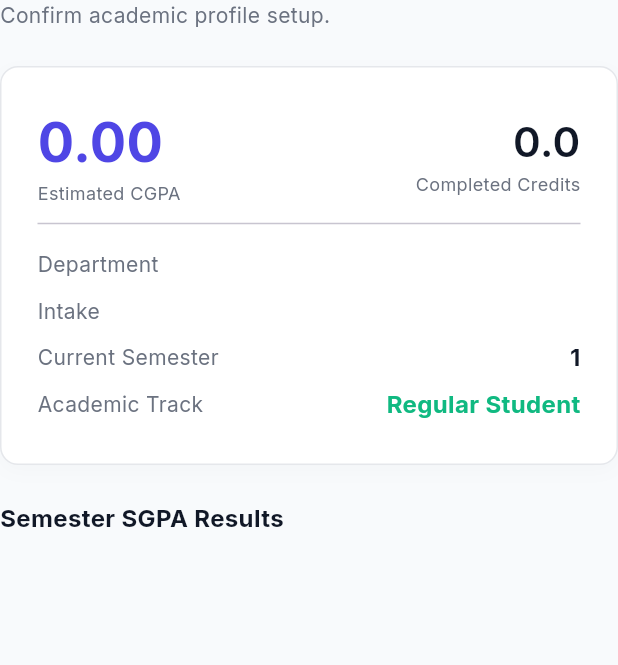
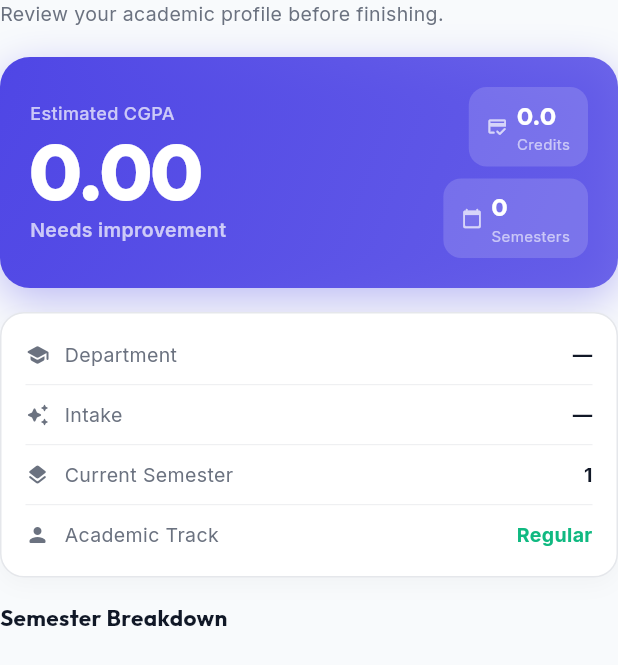
Before and after one commit to jaherunhasanrimon/diu_cgpa_tracker, a Flutter app: the ReviewStep widget shown alone on an empty page, opened directly, on a phone screen of 412 x 824 dp. Shown: the top 665 px of the screen. Run offline on Flutter 3.47's test engine with Material 3 defaults, Android fonts, the phone set to English and light mode, and no system bars; drawn by our look-alikes of flutter_animate; our stand-ins replace equatable, firebase_auth, firebase_core, flutter_riverpod, go_router, google_fonts and 2 more; accounts and stored records are empty.

Commit message:
feat: redesign review step UI with modern gradients, animations, and typography

```diff
--- a/lib/features/auth/presentation/registration/widgets/review_step.dart
+++ b/lib/features/auth/presentation/registration/widgets/review_step.dart
@@ -1,9 +1,10 @@
 import 'package:flutter/material.dart';
+import 'package:flutter_animate/flutter_animate.dart';
 import 'package:flutter_riverpod/flutter_riverpod.dart';
+import 'package:google_fonts/google_fonts.dart';
 
 import '../../../../../core/theme/app_colors.dart';
 import '../../../../../core/theme/app_spacing.dart';
-import '../../../../../core/theme/app_text_styles.dart';
 import '../../../../academic_exception/domain/exception_engine.dart';
 import '../../../../cgpa/domain/cgpa_engine.dart';
 import '../../../providers/registration_provider.dart';
@@ -15,7 +16,7 @@ class ReviewStep extends ConsumerWidget {
   Widget build(BuildContext context, WidgetRef ref) {
     final data = ref.watch(registrationProvider);
 
-    // Calculate adjusted results for correct review metrics
+    // Calculate adjusted results for accurate preview metrics
     final adjustedResults = ExceptionEngine().adjust(
       semesters: data.results,
       exceptions: data.exceptions,
@@ -26,7 +27,6 @@ class ReviewStep extends ConsumerWidget {
       0.0,
       (total, result) => total + result.credit,
     );
-
     final pendingCount = data.exceptions.where((e) => !e.completed).length;
     final completedCount = data.exceptions.where((e) => e.completed).length;
 
@@ -35,184 +35,290 @@ class ReviewStep extends ConsumerWidget {
         crossAxisAlignment: CrossAxisAlignment.start,
         children: [
           Text(
-            'Confirm academic profile setup.',
-            style: AppTextStyles.bodyMedium,
+            'Review your academic profile before finishing.',
+            style: GoogleFonts.inter(
+              fontSize: 13,
+              color: AppColors.textSecondary,
+              height: 1.5,
             ),
-          const SizedBox(height: AppSpacing.lg),
+          ),
 
-          // Overview Card
+          const SizedBox(height: 18),
+
+          // ── CGPA Hero Card ──────────────────────────────────────────────
           Container(
             width: double.infinity,
-            padding: const EdgeInsets.all(AppSpacing.lg),
+            padding: const EdgeInsets.all(20),
             decoration: BoxDecoration(
-              color: Colors.white,
-              borderRadius: BorderRadius.circular(12),
-              border: Border.all(color: AppColors.border),
+              gradient: LinearGradient(
+                colors: [
+                  AppColors.primary,
+                  AppColors.primary.withValues(alpha: 0.80),
+                ],
+                begin: Alignment.topLeft,
+                end: Alignment.bottomRight,
+              ),
+              borderRadius: BorderRadius.circular(20),
               boxShadow: [
                 BoxShadow(
-                  color: Colors.black.withValues(alpha: 0.02),
-                  blurRadius: 10,
-                  offset: const Offset(0, 4),
+                  color: AppColors.primary.withValues(alpha: 0.35),
+                  blurRadius: 24,
+                  offset: const Offset(0, 8),
                 ),
               ],
             ),
+            child: Row(
+              children: [
+                Expanded(
                   child: Column(
                     crossAxisAlignment: CrossAxisAlignment.start,
                     children: [
-                Row(
-                  mainAxisAlignment: MainAxisAlignment.spaceBetween,
-                  children: [
-                    Column(
-                      crossAxisAlignment: CrossAxisAlignment.start,
-                      children: [
+                      Text(
+                        'Estimated CGPA',
+                        style: GoogleFonts.inter(
+                          fontSize: 12,
+                          color: Colors.white70,
+                          fontWeight: FontWeight.w500,
+                        ),
+                      ),
+                      const SizedBox(height: 4),
                       Text(
                         cgpa.toStringAsFixed(2),
-                          style: AppTextStyles.headingMedium.copyWith(
-                            fontSize: 36,
-                            color: AppColors.primary,
-                            fontWeight: FontWeight.bold,
+                        style: GoogleFonts.outfit(
+                          fontSize: 52,
+                          fontWeight: FontWeight.w800,
+                          color: Colors.white,
+                          height: 1,
+                          letterSpacing: -1,
                         ),
                       ),
+                      const SizedBox(height: 4),
                       Text(
-                          'Estimated CGPA',
-                          style: AppTextStyles.bodyMedium.copyWith(fontSize: 12),
+                        _cgpaLabel(cgpa),
+                        style: GoogleFonts.inter(
+                          fontSize: 13,
+                          color: Colors.white70,
+                          fontWeight: FontWeight.w600,
+                        ),
                       ),
                     ],
+                  ),
                 ),
                 Column(
                   crossAxisAlignment: CrossAxisAlignment.end,
                   children: [
-                        Text(
-                          completedCredits.toStringAsFixed(1),
-                          style: AppTextStyles.headingMedium.copyWith(
-                            fontSize: 28,
-                            color: AppColors.textPrimary,
+                    _StatPill(
+                      label: 'Credits',
+                      value: completedCredits.toStringAsFixed(1),
+                      icon: Icons.credit_score_rounded,
                     ),
-                        ),
-                        Text(
-                          'Completed Credits',
-                          style: AppTextStyles.bodyMedium.copyWith(fontSize: 12),
+                    const SizedBox(height: 8),
+                    _StatPill(
+                      label: 'Semesters',
+                      value: '${data.completedSemester}',
+                      icon: Icons.calendar_today_rounded,
                     ),
                   ],
                 ),
               ],
             ),
-                const Divider(height: AppSpacing.lg),
-                _InfoRow(label: 'Department', value: data.department),
-                _InfoRow(label: 'Intake', value: data.admissionTerm),
-                _InfoRow(label: 'Current Semester', value: '${data.completedSemester + 1}'),
+          ).animate().fadeIn(duration: 400.ms).slideY(begin: 0.1, end: 0),
+
+          const SizedBox(height: 16),
+
+          // ── Academic Info Card ──────────────────────────────────────────
+          _InfoCard(
+            children: [
               _InfoRow(
+                icon: Icons.school_rounded,
+                label: 'Department',
+                value: data.department.isEmpty ? '—' : data.department,
+              ),
+              _Divider(),
+              _InfoRow(
+                icon: Icons.auto_awesome_rounded,
+                label: 'Intake',
+                value: data.admissionTerm.isEmpty ? '—' : data.admissionTerm,
+              ),
+              _Divider(),
+              _InfoRow(
+                icon: Icons.layers_rounded,
+                label: 'Current Semester',
+                value: '${data.completedSemester + 1}',
+              ),
+              _Divider(),
+              _InfoRow(
+                icon: Icons.person_rounded,
                 label: 'Academic Track',
-                  value: data.isRegular ? 'Regular Student' : 'Irregular Student',
-                  valueColor: data.isRegular ? AppColors.success : AppColors.warning,
+                value: data.isRegular ? 'Regular' : 'Irregular',
+                valueColor:
+                    data.isRegular ? AppColors.success : AppColors.warning,
+              ),
+            ],
+          ).animate(delay: 80.ms).fadeIn(duration: 350.ms).slideY(begin: 0.08, end: 0),
+
+          // ── Exceptions summary (irregular only) ─────────────────────────
+          if (!data.isRegular) ...[
+            const SizedBox(height: 16),
+            Text(
+              'Exceptions Summary',
+              style: GoogleFonts.outfit(
+                fontSize: 15,
+                fontWeight: FontWeight.w700,
+                color: AppColors.textPrimary,
+              ),
+            ).animate(delay: 120.ms).fadeIn(duration: 300.ms),
+            const SizedBox(height: 8),
+            _InfoCard(
+              children: [
+                _SummaryRow(
+                  label: 'Pending Retakes',
+                  count: pendingCount,
+                  color: AppColors.danger,
+                  icon: Icons.pending_rounded,
+                ),
+                _Divider(),
+                _SummaryRow(
+                  label: 'Completed Retakes',
+                  count: completedCount,
+                  color: AppColors.success,
+                  icon: Icons.check_circle_rounded,
+                ),
+              ],
+            ).animate(delay: 140.ms).fadeIn(duration: 350.ms),
+          ],
+
+          const SizedBox(height: 16),
+
+          // ── SGPA per semester ───────────────────────────────────────────
+          Text(
+            'Semester Breakdown',
+            style: GoogleFonts.outfit(
+              fontSize: 15,
+              fontWeight: FontWeight.w700,
+              color: AppColors.textPrimary,
+            ),
+          ).animate(delay: 160.ms).fadeIn(duration: 300.ms),
+
+          const SizedBox(height: 8),
+
+          ...adjustedResults.asMap().entries.map((entry) {
+            final i = entry.key;
+            final result = entry.value;
+            final original = data.results.firstWhere(
+              (r) => r.semester == result.semester,
+              orElse: () => result,
+            );
+            final creditChanged = original.credit != result.credit;
+            return _SgpaRow(
+              semester: result.semester,
+              sgpa: result.sgpa,
+              credit: result.credit,
+              creditChanged: creditChanged,
+              originalCredit: original.credit,
+            )
+                .animate(delay: Duration(milliseconds: 160 + 40 * i))
+                .fadeIn(duration: 280.ms)
+                .slideX(begin: 0.06, end: 0);
+          }),
+
+          const SizedBox(height: AppSpacing.xl),
+        ],
+      ),
+    );
+  }
+
+  String _cgpaLabel(double cgpa) {
+    if (cgpa >= 3.75) return 'Outstanding 🏆';
+    if (cgpa >= 3.50) return 'Excellent ⭐';
+    if (cgpa >= 3.25) return 'Very Good 👍';
+    if (cgpa >= 3.00) return 'Good ✓';
+    if (cgpa >= 2.50) return 'Satisfactory';
+    return 'Needs improvement';
+  }
+}
+
+// ─────────────────────────────────────────────────────────────────────────────
+// Reusable sub-widgets
+// ─────────────────────────────────────────────────────────────────────────────
+
+class _StatPill extends StatelessWidget {
+  final String label;
+  final String value;
+  final IconData icon;
+  const _StatPill({required this.label, required this.value, required this.icon});
+
+  @override
+  Widget build(BuildContext context) {
+    return Container(
+      padding: const EdgeInsets.symmetric(horizontal: 12, vertical: 8),
+      decoration: BoxDecoration(
+        color: Colors.white.withValues(alpha: 0.15),
+        borderRadius: BorderRadius.circular(12),
+      ),
+      child: Row(
+        mainAxisSize: MainAxisSize.min,
+        children: [
+          Icon(icon, color: Colors.white70, size: 14),
+          const SizedBox(width: 6),
+          Column(
+            crossAxisAlignment: CrossAxisAlignment.start,
+            children: [
+              Text(
+                value,
+                style: GoogleFonts.outfit(
+                  fontSize: 16,
+                  fontWeight: FontWeight.w700,
+                  color: Colors.white,
+                ),
+              ),
+              Text(
+                label,
+                style: GoogleFonts.inter(fontSize: 10, color: Colors.white60),
               ),
             ],
           ),
-          ),
-          const SizedBox(height: AppSpacing.lg),
-
-          // Exceptions Summary Card
-          if (!data.isRegular) ...[
-            Text(
-              'Exceptions Summary',
-              style: AppTextStyles.bodyLarge.copyWith(fontWeight: FontWeight.bold),
-            ),
-            const SizedBox(height: AppSpacing.sm),
-            Container(
-              width: double.infinity,
-              padding: const EdgeInsets.all(AppSpacing.md),
-              decoration: BoxDecoration(
-                color: AppColors.backgroundLight,
-                borderRadius: BorderRadius.circular(12),
-                border: Border.all(color: AppColors.border),
-              ),
-              child: Column(
-                children: [
-                  _SummaryItem(label: 'Pending Incomplete Courses', count: pendingCount, color: AppColors.danger),
-                  const Divider(height: AppSpacing.sm),
-                  _SummaryItem(label: 'Completed Retakes', count: completedCount, color: AppColors.success),
-                ],
-              ),
-            ),
-            const SizedBox(height: AppSpacing.md),
-            // Exception course list details
-            ListView.builder(
-              shrinkWrap: true,
-              physics: const NeverScrollableScrollPhysics(),
-              itemCount: data.exceptions.length,
-              itemBuilder: (context, index) {
-                final e = data.exceptions[index];
-                return Padding(
-                  padding: const EdgeInsets.only(bottom: AppSpacing.xs),
-                  child: Text(
-                    '• ${e.courseId}: ${e.courseName} (Original Sem: ${e.originalSemester}, '
-                    '${e.completed ? "Completed in Sem ${e.completedSemester}" : "Pending retake"})',
-                    style: AppTextStyles.bodyMedium.copyWith(fontSize: 12),
-                  ),
-                );
-              },
-            ),
-            const SizedBox(height: AppSpacing.lg),
-          ],
-
-          Text(
-            'Semester SGPA Results',
-            style: AppTextStyles.bodyLarge.copyWith(fontWeight: FontWeight.bold),
-          ),
-          const SizedBox(height: AppSpacing.sm),
-          ListView.separated(
-            shrinkWrap: true,
-            physics: const NeverScrollableScrollPhysics(),
-            itemCount: data.results.length,
-            separatorBuilder: (context, index) => const Divider(height: 1),
-            itemBuilder: (context, index) {
-              final result = data.results[index];
-              // Get original vs adjusted credit for this semester
-              final adjustedRes = adjustedResults.firstWhere((r) => r.semester == result.semester);
-              final creditChanged = result.credit != adjustedRes.credit;
-
-              return ListTile(
-                contentPadding: EdgeInsets.zero,
-                title: Text(
-                  'Semester ${result.semester}',
-                  style: const TextStyle(fontWeight: FontWeight.w600),
-                ),
-                subtitle: Row(
-                  children: [
-                    Text('Credit: ${result.credit.toStringAsFixed(1)}'),
-                    if (creditChanged) ...[
-                      const Icon(Icons.arrow_right_alt, size: 16, color: AppColors.textSecondary),
-                      Text(
-                        '${adjustedRes.credit.toStringAsFixed(1)} (Dropped)',
-                        style: const TextStyle(color: AppColors.secondary, fontWeight: FontWeight.bold),
-                      ),
-                    ],
-                  ],
-                ),
-                trailing: Text(
-                  adjustedRes.sgpa.toStringAsFixed(2),
-                  style: TextStyle(
-                    fontSize: 16,
-                    fontWeight: FontWeight.bold,
-                    color: result.sgpa != adjustedRes.sgpa ? AppColors.success : AppColors.textPrimary,
-                  ),
-                ),
-              );
-            },
-          ),
-          const SizedBox(height: AppSpacing.xl),
         ],
       ),
     );
   }
 }
 
+class _InfoCard extends StatelessWidget {
+  final List<Widget> children;
+  const _InfoCard({required this.children});
+
+  @override
+  Widget build(BuildContext context) {
+    return Container(
+      width: double.infinity,
+      decoration: BoxDecoration(
+        color: Colors.white,
+        borderRadius: BorderRadius.circular(16),
+        border: Border.all(color: AppColors.border),
+        boxShadow: [
+          BoxShadow(
+            color: Colors.black.withValues(alpha: 0.03),
+            blurRadius: 12,
+            offset: const Offset(0, 4),
+          ),
+        ],
+      ),
+      child: Padding(
+        padding: const EdgeInsets.symmetric(horizontal: 16, vertical: 8),
+        child: Column(children: children),
+      ),
+    );
+  }
+}
+
 class _InfoRow extends StatelessWidget {
+  final IconData icon;
   final String label;
   final String value;
   final Color? valueColor;
-
   const _InfoRow({
+    required this.icon,
     required this.label,
     required this.value,
     this.valueColor,
@@ -221,15 +327,25 @@ class _InfoRow extends StatelessWidget {
   @override
   Widget build(BuildContext context) {
     return Padding(
-      padding: const EdgeInsets.symmetric(vertical: 4),
+      padding: const EdgeInsets.symmetric(vertical: 10),
       child: Row(
-        mainAxisAlignment: MainAxisAlignment.spaceBetween,
         children: [
-          Text(label, style: AppTextStyles.bodyMedium),
+          Icon(icon, size: 16, color: AppColors.textSecondary),
+          const SizedBox(width: 10),
+          Expanded(
+            child: Text(
+              label,
+              style: GoogleFonts.inter(
+                fontSize: 13,
+                color: AppColors.textSecondary,
+              ),
+            ),
+          ),
           Text(
             value,
-            style: AppTextStyles.bodyLarge.copyWith(
-              fontWeight: FontWeight.bold,
+            style: GoogleFonts.inter(
+              fontSize: 13,
+              fontWeight: FontWeight.w700,
               color: valueColor ?? AppColors.textPrimary,
             ),
           ),
@@ -239,37 +355,44 @@ class _InfoRow extends StatelessWidget {
   }
 }
 
-class _SummaryItem extends StatelessWidget {
+class _SummaryRow extends StatelessWidget {
   final String label;
   final int count;
   final Color color;
-
-  const _SummaryItem({
+  final IconData icon;
+  const _SummaryRow({
     required this.label,
     required this.count,
     required this.color,
+    required this.icon,
   });
 
   @override
   Widget build(BuildContext context) {
     return Padding(
-      padding: const EdgeInsets.symmetric(vertical: 4),
+      padding: const EdgeInsets.symmetric(vertical: 10),
       child: Row(
-        mainAxisAlignment: MainAxisAlignment.spaceBetween,
         children: [
-          Text(label, style: AppTextStyles.bodyMedium),
+          Icon(icon, size: 16, color: color),
+          const SizedBox(width: 10),
+          Expanded(
+            child: Text(
+              label,
+              style: GoogleFonts.inter(fontSize: 13, color: AppColors.textSecondary),
+            ),
+          ),
           Container(
-            padding: const EdgeInsets.symmetric(horizontal: 8, vertical: 2),
+            padding: const EdgeInsets.symmetric(horizontal: 10, vertical: 3),
             decoration: BoxDecoration(
-              color: color.withValues(alpha: 0.1),
-              borderRadius: BorderRadius.circular(6),
+              color: color.withValues(alpha: 0.10),
+              borderRadius: BorderRadius.circular(20),
             ),
             child: Text(
               '$count',
-              style: TextStyle(
+              style: GoogleFonts.inter(
+                fontSize: 12,
+                fontWeight: FontWeight.w700,
                 color: color,
-                fontWeight: FontWeight.bold,
-                fontSize: 13,
               ),
             ),
           ),
@@ -278,3 +401,89 @@ class _SummaryItem extends StatelessWidget {
     );
   }
 }
+
+class _SgpaRow extends StatelessWidget {
+  final int semester;
+  final double sgpa;
+  final double credit;
+  final bool creditChanged;
+  final double originalCredit;
+
+  const _SgpaRow({
+    required this.semester,
+    required this.sgpa,
+    required this.credit,
+    required this.creditChanged,
+    required this.originalCredit,
+  });
+
+  Color get _sgpaColor {
+    if (sgpa >= 3.75) return AppColors.success;
+    if (sgpa >= 3.00) return AppColors.primary;
+    if (sgpa >= 2.50) return AppColors.warning;
+    return AppColors.danger;
+  }
+
+  @override
+  Widget build(BuildContext context) {
+    return Container(
+      margin: const EdgeInsets.only(bottom: 6),
+      padding: const EdgeInsets.symmetric(horizontal: 14, vertical: 11),
+      decoration: BoxDecoration(
+        color: AppColors.backgroundLight,
+        borderRadius: BorderRadius.circular(12),
+        border: Border.all(color: AppColors.border),
+      ),
+      child: Row(
+        children: [
+          // Semester label
+          Text(
+            'Sem $semester',
+            style: GoogleFonts.inter(
+              fontSize: 13,
+              fontWeight: FontWeight.w600,
+              color: AppColors.textPrimary,
+            ),
+          ),
+          const SizedBox(width: 8),
+          // Credit badge
+          Text(
+            creditChanged
+                ? '${originalCredit.toStringAsFixed(1)} → ${credit.toStringAsFixed(1)} cr'
+                : '${credit.toStringAsFixed(1)} cr',
+            style: GoogleFonts.inter(
+              fontSize: 11,
+              color: creditChanged ? AppColors.secondary : AppColors.textSecondary,
+              fontWeight:
+                  creditChanged ? FontWeight.w600 : FontWeight.normal,
+            ),
+          ),
+          const Spacer(),
+          // SGPA badge
+          Container(
+            padding: const EdgeInsets.symmetric(horizontal: 10, vertical: 3),
+            decoration: BoxDecoration(
+              color: _sgpaColor.withValues(alpha: 0.10),
+              borderRadius: BorderRadius.circular(20),
+            ),
+            child: Text(
+              sgpa.toStringAsFixed(2),
+              style: GoogleFonts.inter(
+                fontSize: 13,
+                fontWeight: FontWeight.w800,
+                color: _sgpaColor,
+              ),
+            ),
+          ),
+        ],
+      ),
+    );
+  }
+}
+
+class _Divider extends StatelessWidget {
+  @override
+  Widget build(BuildContext context) {
+    return const Divider(height: 1, thickness: 0.5, color: AppColors.border);
+  }
+}
```
Lines whose indentation alone changed are shown as unchanged.
